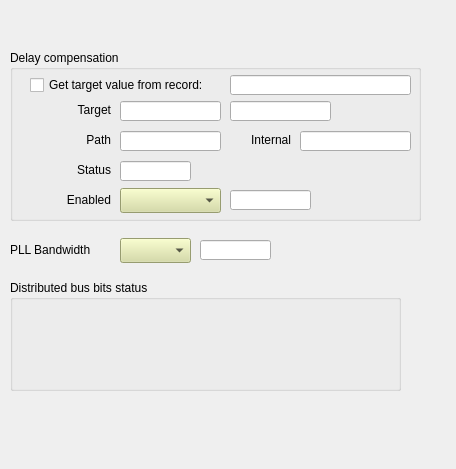
Before: the Qt Designer form evrMrmApp/opi/EVR/G_EVR_PCIe-300DC_misc.ui in paulscherrerinstitute/mrfioc2, drawn with Qt 5.
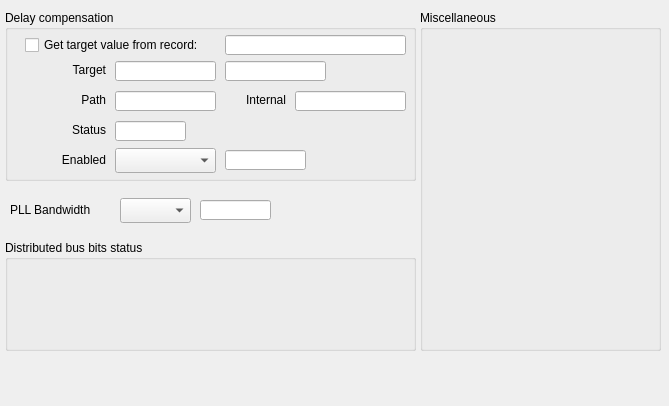
After: the same form once the commit is applied. Custom widgets are drawn as their Qt base class.

Commit message: Misc tab updated for: - VME - PCIe - PCIe-300DC

```diff
--- a/evrMrmApp/opi/EVR/G_EVR_PCIe-300DC_misc.ui
+++ b/evrMrmApp/opi/EVR/G_EVR_PCIe-300DC_misc.ui
@@ -6,8 +6,8 @@
    <rect>
     <x>0</x>
     <y>0</y>
-    <width>456</width>
-    <height>469</height>
+    <width>669</width>
+    <height>406</height>
    </rect>
   </property>
   <property name="windowTitle">
@@ -17,7 +17,7 @@
    <property name="geometry">
     <rect>
      <x>10</x>
-     <y>241</y>
+     <y>201</y>
      <width>101</width>
      <height>17</height>
     </rect>
@@ -30,23 +30,23 @@
    <property name="geometry">
     <rect>
      <x>120</x>
-     <y>238</y>
+     <y>198</y>
      <width>71</width>
      <height>25</height>
     </rect>
    </property>
-   <property name="styleSheet">
-    <string notr="true">background-color: rgb(212, 219, 157);</string>
-   </property>
    <property name="channel" stdset="0">
     <string notr="true">$(SYS)-$(DEVICE):PLL-Bandwidth-Sel</string>
    </property>
+   <property name="styleSheet" stdset="0">
+    <string notr="true"/>
+   </property>
   </widget>
   <widget class="caLineEdit" name="calineedit_20">
    <property name="geometry">
     <rect>
      <x>200</x>
-     <y>240</y>
+     <y>200</y>
      <width>71</width>
      <height>20</height>
     </rect>
@@ -61,98 +61,11 @@
     <bool>true</bool>
    </property>
   </widget>
-  <widget class="QGroupBox" name="groupBox_2">
-   <property name="geometry">
-    <rect>
-     <x>10</x>
-     <y>280</y>
-     <width>391</width>
-     <height>111</height>
-    </rect>
-   </property>
-   <property name="title">
-    <string>Distributed bus bits status</string>
-   </property>
-   <widget class="caByte" name="cabyte_2">
-    <property name="geometry">
-     <rect>
-      <x>10</x>
-      <y>30</y>
-      <width>291</width>
-      <height>20</height>
-     </rect>
-    </property>
-    <property name="channel" stdset="0">
-     <string notr="true">$(SYS)-$(DEVICE):DBus-Status-I</string>
-    </property>
-    <property name="direction">
-     <enum>caByte::Left</enum>
-    </property>
-    <property name="startBit">
-     <number>0</number>
-    </property>
-    <property name="endBit">
-     <number>7</number>
-    </property>
-   </widget>
-   <widget class="caRelatedDisplay" name="carelateddisplay_3">
-    <property name="geometry">
-     <rect>
-      <x>10</x>
-      <y>60</y>
-      <width>221</width>
-      <height>31</height>
-     </rect>
-    </property>
-    <property name="background">
-     <color>
-      <red>183</red>
-      <green>157</green>
-      <blue>92</blue>
-     </color>
-    </property>
-    <property name="labels">
-     <string notr="true">Configure DBUS to pulser mapping</string>
-    </property>
-    <property name="files">
-     <string notr="true">G_EVR_$(FF)_dbus.ui</string>
-    </property>
-    <property name="args">
-     <string notr="true">SYS=$(SYS),DEVICE=$(DEVICE),FF=$(FF)</string>
-    </property>
-   </widget>
-  </widget>
-  <widget class="caRelatedDisplay" name="carelateddisplay_5">
-   <property name="geometry">
-    <rect>
-     <x>20</x>
-     <y>10</y>
-     <width>171</width>
-     <height>25</height>
-    </rect>
-   </property>
-   <property name="background">
-    <color>
-     <red>183</red>
-     <green>157</green>
-     <blue>92</blue>
-    </color>
-   </property>
-   <property name="labels">
-    <string notr="true">Data buffer status overview</string>
-   </property>
-   <property name="files">
-    <string notr="true">G_EVR_$(FF)_dbuf.ui</string>
-   </property>
-   <property name="args">
-    <string notr="true">SYS=$(SYS),DEVICE=$(DEVICE),FF=$(FF)</string>
-   </property>
-  </widget>
   <widget class="QGroupBox" name="groupBox">
    <property name="geometry">
     <rect>
-     <x>10</x>
-     <y>50</y>
+     <x>5</x>
+     <y>10</y>
      <width>411</width>
      <height>171</height>
     </rect>
@@ -252,6 +165,9 @@
       <height>20</height>
      </rect>
     </property>
+    <property name="alignment">
+     <set>Qt::AlignCenter</set>
+    </property>
     <property name="channel" stdset="0">
      <string notr="true">$(SYS)-$(DEVICE):DlyCompensation-Target-SP</string>
     </property>
@@ -354,12 +270,12 @@
       <height>25</height>
      </rect>
     </property>
-    <property name="styleSheet">
-     <string notr="true">background-color: rgb(212, 219, 157);</string>
-    </property>
     <property name="channel" stdset="0">
      <string notr="true">$(SYS)-$(DEVICE):DlyCompensation-Enabled-Sel</string>
     </property>
+    <property name="styleSheet" stdset="0">
+     <string notr="true"/>
+    </property>
    </widget>
    <widget class="QLabel" name="label_6">
     <property name="geometry">
@@ -419,6 +335,258 @@
     </property>
    </widget>
   </widget>
+  <widget class="QGroupBox" name="groupBox_3">
+   <property name="geometry">
+    <rect>
+     <x>420</x>
+     <y>10</y>
+     <width>241</width>
+     <height>341</height>
+    </rect>
+   </property>
+   <property name="title">
+    <string>Miscellaneous</string>
+   </property>
+   <widget class="caRelatedDisplay" name="carelateddisplay_6">
+    <property name="geometry">
+     <rect>
+      <x>10</x>
+      <y>70</y>
+      <width>220</width>
+      <height>27</height>
+     </rect>
+    </property>
+    <property name="font">
+     <font>
+      <pointsize>10</pointsize>
+     </font>
+    </property>
+    <property name="background">
+     <color>
+      <red>183</red>
+      <green>157</green>
+      <blue>92</blue>
+     </color>
+    </property>
+    <property name="labels">
+     <string notr="true">CML outputs control</string>
+    </property>
+    <property name="files">
+     <string notr="true">G_EVR_$(FF)_out_cml.ui</string>
+    </property>
+    <property name="args">
+     <string notr="true">SYS=$(SYS),DEVICE=$(DEVICE),FF=$(FF)</string>
+    </property>
+    <property name="fontScaleMode" stdset="0">
+     <enum>EPushButton::None</enum>
+    </property>
+   </widget>
+   <widget class="caRelatedDisplay" name="carelateddisplay_7">
+    <property name="geometry">
+     <rect>
+      <x>10</x>
+      <y>30</y>
+      <width>220</width>
+      <height>27</height>
+     </rect>
+    </property>
+    <property name="font">
+     <font>
+      <pointsize>10</pointsize>
+     </font>
+    </property>
+    <property name="background">
+     <color>
+      <red>183</red>
+      <green>157</green>
+      <blue>92</blue>
+     </color>
+    </property>
+    <property name="labels">
+     <string notr="true">Soft Event Counters</string>
+    </property>
+    <property name="files">
+     <string notr="true">G_EVR_map-soft_widget.ui</string>
+    </property>
+    <property name="args">
+     <string notr="true">SYS=$(SYS),DEVICE=$(DEVICE),FF=$(FF)</string>
+    </property>
+    <property name="fontScaleMode" stdset="0">
+     <enum>EPushButton::None</enum>
+    </property>
+   </widget>
+   <widget class="caRelatedDisplay" name="carelateddisplay_8">
+    <property name="geometry">
+     <rect>
+      <x>10</x>
+      <y>110</y>
+      <width>220</width>
+      <height>27</height>
+     </rect>
+    </property>
+    <property name="font">
+     <font>
+      <pointsize>10</pointsize>
+     </font>
+    </property>
+    <property name="background">
+     <color>
+      <red>183</red>
+      <green>157</green>
+      <blue>92</blue>
+     </color>
+    </property>
+    <property name="labels">
+     <string notr="true">Fine Delay Module Settings</string>
+    </property>
+    <property name="files">
+     <string notr="true">G_EVR_$(FF)_out_delay.ui</string>
+    </property>
+    <property name="args">
+     <string notr="true">SYS=$(SYS),DEVICE=$(DEVICE),FF=$(FF)</string>
+    </property>
+    <property name="fontScaleMode" stdset="0">
+     <enum>EPushButton::None</enum>
+    </property>
+   </widget>
+   <widget class="caRelatedDisplay" name="carelateddisplay_9">
+    <property name="geometry">
+     <rect>
+      <x>10</x>
+      <y>150</y>
+      <width>220</width>
+      <height>27</height>
+     </rect>
+    </property>
+    <property name="font">
+     <font>
+      <pointsize>10</pointsize>
+     </font>
+    </property>
+    <property name="background">
+     <color>
+      <red>183</red>
+      <green>157</green>
+      <blue>92</blue>
+     </color>
+    </property>
+    <property name="labels">
+     <string notr="true">Functions Map</string>
+    </property>
+    <property name="files">
+     <string notr="true">G_EVR_map-special_widget.ui</string>
+    </property>
+    <property name="args">
+     <string notr="true">SYS=$(SYS),DEVICE=$(DEVICE),FF=$(FF)</string>
+    </property>
+    <property name="fontScaleMode" stdset="0">
+     <enum>EPushButton::None</enum>
+    </property>
+   </widget>
+   <widget class="caRelatedDisplay" name="carelateddisplay_10">
+    <property name="geometry">
+     <rect>
+      <x>10</x>
+      <y>190</y>
+      <width>220</width>
+      <height>27</height>
+     </rect>
+    </property>
+    <property name="font">
+     <font>
+      <pointsize>10</pointsize>
+     </font>
+    </property>
+    <property name="background">
+     <color>
+      <red>183</red>
+      <green>157</green>
+      <blue>92</blue>
+     </color>
+    </property>
+    <property name="labels">
+     <string notr="true">Data buffer status overview</string>
+    </property>
+    <property name="files">
+     <string notr="true">G_EVR_$(FF)_dbuf.ui</string>
+    </property>
+    <property name="args">
+     <string notr="true">SYS=$(SYS),DEVICE=$(DEVICE),FF=$(FF)</string>
+    </property>
+    <property name="fontScaleMode" stdset="0">
+     <enum>EPushButton::None</enum>
+    </property>
+   </widget>
+  </widget>
+  <widget class="QGroupBox" name="groupBox_4">
+   <property name="geometry">
+    <rect>
+     <x>5</x>
+     <y>240</y>
+     <width>411</width>
+     <height>111</height>
+    </rect>
+   </property>
+   <property name="title">
+    <string>Distributed bus bits status</string>
+   </property>
+   <widget class="caByte" name="cabyte_3">
+    <property name="geometry">
+     <rect>
+      <x>10</x>
+      <y>30</y>
+      <width>291</width>
+      <height>20</height>
+     </rect>
+    </property>
+    <property name="channel" stdset="0">
+     <string notr="true">$(SYS)-$(DEVICE):DBus-Status-I</string>
+    </property>
+    <property name="direction">
+     <enum>caByte::Left</enum>
+    </property>
+    <property name="startBit">
+     <number>0</number>
+    </property>
+    <property name="endBit">
+     <number>7</number>
+    </property>
+   </widget>
+   <widget class="caRelatedDisplay" name="carelateddisplay_4">
+    <property name="geometry">
+     <rect>
+      <x>10</x>
+      <y>60</y>
+      <width>291</width>
+      <height>27</height>
+     </rect>
+    </property>
+    <property name="font">
+     <font>
+      <pointsize>10</pointsize>
+     </font>
+    </property>
+    <property name="background">
+     <color>
+      <red>183</red>
+      <green>157</green>
+      <blue>92</blue>
+     </color>
+    </property>
+    <property name="labels">
+     <string notr="true">Configure DBUS to pulser mapping</string>
+    </property>
+    <property name="files">
+     <string notr="true">G_EVR_$(FF)_dbus.ui</string>
+    </property>
+    <property name="args">
+     <string notr="true">SYS=$(SYS),DEVICE=$(DEVICE),FF=$(FF)</string>
+    </property>
+    <property name="fontScaleMode" stdset="0">
+     <enum>EPushButton::None</enum>
+    </property>
+   </widget>
+  </widget>
  </widget>
  <customwidgets>
   <customwidget>
```
The commit also changes 3 other files.
